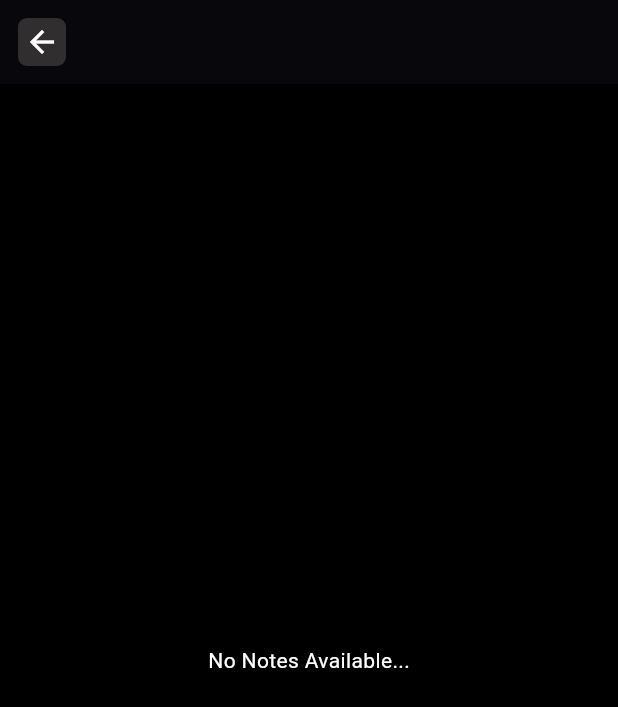
After one commit to adnanflutterdev/notes_app, a Flutter app: the screen it shows after launch, after a tap on the "search" icon, on a phone screen of 412 x 824 dp. The commit adds this screen. Shown: the top 707 px of the screen. Run offline on Flutter 3.47's test engine with Material 3 defaults, Android fonts, the phone set to English and light mode, and no system bars.

Commit message:
Create A Custom widget for all_notes and Built search_screen with searching feature

```diff
--- /dev/null
+++ b/lib/search_screen.dart
@@ -0,0 +1,126 @@
+import 'package:flutter/material.dart';
+import 'package:notes/model/note_model.dart';
+import 'package:notes/utils/app_colors.dart';
+import 'package:notes/widgets/all_notes.dart';
+
+class SearchScreen extends StatefulWidget {
+  const SearchScreen({super.key, required this.notes});
+  final List<NoteModel> notes;
+
+  @override
+  State<SearchScreen> createState() => _SearchScreenState();
+}
+
+class _SearchScreenState extends State<SearchScreen> {
+  List<NoteModel> searchedNotes = [];
+
+  @override
+  void initState() {
+    super.initState();
+    searchedNotes = widget.notes;
+  }
+
+  void openMenu(Size size) {
+    showMenu(
+      position: RelativeRect.fromLTRB(size.width, 80, 30, size.height),
+      context: context,
+      items: [
+        PopupMenuItem(child: Text('Sort By Crated At')),
+        PopupMenuItem(child: Text('Sort By Updated At')),
+        PopupMenuItem(child: Text('Sort By title')),
+        PopupMenuItem(child: Text('Sort By content')),
+      ],
+    );
+  }
+
+  @override
+  Widget build(BuildContext context) {
+    return Scaffold(
+      backgroundColor: AppColors.bg,
+      appBar: AppBar(
+        backgroundColor: AppColors.bg,
+
+        elevation: 3,
+        leading: Padding(
+          padding: const EdgeInsets.all(12.0),
+          child: GestureDetector(
+            onTap: () {
+              Navigator.pop(context);
+            },
+            child: Container(
+              decoration: BoxDecoration(
+                color: AppColors.surface,
+                borderRadius: BorderRadius.circular(6),
+              ),
+              child: Padding(
+                padding: const EdgeInsets.all(4.0),
+                child: Icon(Icons.arrow_back, color: AppColors.white),
+              ),
+            ),
+          ),
+        ),
+      ),
+      body: widget.notes.isEmpty
+          ? Center(
+              child: Text(
+                'No Notes Available...',
+                style: TextStyle(color: AppColors.textColor),
+              ),
+            )
+          : Padding(
+              padding: const EdgeInsets.all(8.0),
+              child: Column(
+                children: [
+                  Row(
+                    children: [
+                      Expanded(
+                        child: TextField(
+                          style: TextStyle(color: AppColors.textColor),
+                          decoration: InputDecoration(
+                            hintText: 'Search here..',
+                            hintStyle: TextStyle(
+                              color: AppColors.secondaryTextColor,
+                            ),
+                            enabledBorder: OutlineInputBorder(
+                              borderSide: BorderSide(color: AppColors.white),
+                              borderRadius: BorderRadius.circular(12),
+                            ),
+                            focusedBorder: OutlineInputBorder(
+                              borderSide: BorderSide(color: AppColors.white),
+                              borderRadius: BorderRadius.circular(12),
+                            ),
+                          ),
+                          onChanged: (value) {
+                            searchedNotes = widget.notes
+                                .where(
+                                  (NoteModel note) =>
+                                      note.title.toLowerCase().contains(
+                                        value.toLowerCase(),
+                                      ) ||
+                                      note.content.toLowerCase().contains(
+                                        value.toLowerCase(),
+                                      ),
+                                )
+                                .toList();
+                            setState(() {});
+                          },
+                        ),
+                      ),
+                      IconButton(
+                        onPressed: () {
+                          openMenu(MediaQuery.of(context).size);
+                        },
+                        icon: Icon(Icons.sort, color: AppColors.white),
+                      ),
+                    ],
+                  ),
+
+                  Expanded(
+                    child: AllNotes(notes: searchedNotes, isHomeScreen: false),
+                  ),
+                ],
+              ),
+            ),
+    );
+  }
+}
```
Also changed, not shown: lib/editor_screen.dart (+13 -4 lines), lib/home_screen.dart (+14 -86 lines), lib/widgets/all_notes.dart (added, +164 -0 lines).
